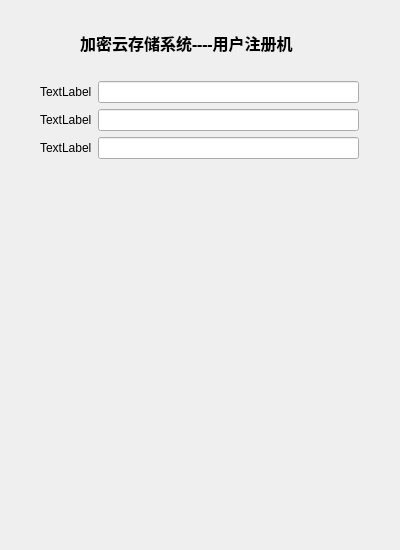
This is CloudSysRegister_Client_Qt/mainwindow.ui in songzhj/CloudSys as Qt 5 draws it before an edit. The edited form follows.
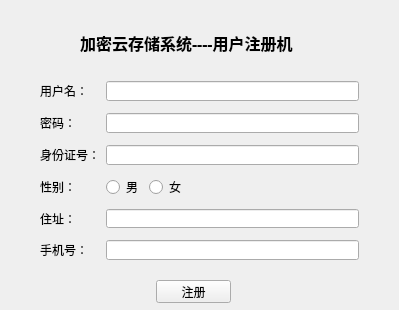
This is the edited form.

Commit message: 注册界面完成, 网络编程初探

The edit to the form file:
```diff
--- a/CloudSysRegister_Client_Qt/mainwindow.ui
+++ b/CloudSysRegister_Client_Qt/mainwindow.ui
@@ -6,8 +6,8 @@
    <rect>
     <x>0</x>
     <y>0</y>
-    <width>400</width>
-    <height>550</height>
+    <width>399</width>
+    <height>310</height>
    </rect>
   </property>
   <property name="windowTitle">
@@ -20,14 +20,17 @@
       <x>29</x>
       <y>70</y>
       <width>341</width>
-      <height>441</height>
+      <height>201</height>
      </rect>
     </property>
     <layout class="QFormLayout" name="formLayout">
+     <property name="verticalSpacing">
+      <number>12</number>
+     </property>
      <item row="0" column="0">
       <widget class="QLabel" name="label_2">
        <property name="text">
-        <string>TextLabel</string>
+        <string>用户名：</string>
        </property>
       </widget>
      </item>
@@ -37,22 +40,95 @@
      <item row="1" column="0">
       <widget class="QLabel" name="label_4">
        <property name="text">
-        <string>TextLabel</string>
+        <string>密码：</string>
        </property>
       </widget>
      </item>
      <item row="1" column="1">
-      <widget class="QLineEdit" name="lineEdit_2"/>
+      <widget class="QLineEdit" name="pwd">
+       <property name="focusPolicy">
+        <enum>Qt::ClickFocus</enum>
+       </property>
+       <property name="acceptDrops">
+        <bool>false</bool>
+       </property>
+       <property name="echoMode">
+        <enum>QLineEdit::Password</enum>
+       </property>
+      </widget>
      </item>
      <item row="2" column="0">
       <widget class="QLabel" name="label_5">
        <property name="text">
-        <string>TextLabel</string>
+        <string>身份证号：</string>
        </property>
       </widget>
      </item>
      <item row="2" column="1">
-      <widget class="QLineEdit" name="lineEdit_3"/>
+      <widget class="QLineEdit" name="IDCard">
+       <property name="focusPolicy">
+        <enum>Qt::ClickFocus</enum>
+       </property>
+      </widget>
+     </item>
+     <item row="3" column="0">
+      <widget class="QLabel" name="sex">
+       <property name="text">
+        <string>性别：</string>
+       </property>
+      </widget>
+     </item>
+     <item row="4" column="0">
+      <widget class="QLabel" name="address_l">
+       <property name="text">
+        <string>住址：</string>
+       </property>
+      </widget>
+     </item>
+     <item row="4" column="1">
+      <widget class="QLineEdit" name="address">
+       <property name="focusPolicy">
+        <enum>Qt::ClickFocus</enum>
+       </property>
+      </widget>
+     </item>
+     <item row="5" column="0">
+      <widget class="QLabel" name="phoneNumber_l">
+       <property name="text">
+        <string>手机号：</string>
+       </property>
+      </widget>
+     </item>
+     <item row="5" column="1">
+      <widget class="QLineEdit" name="phoneNumber">
+       <property name="focusPolicy">
+        <enum>Qt::ClickFocus</enum>
+       </property>
+      </widget>
+     </item>
+     <item row="3" column="1">
+      <layout class="QFormLayout" name="formLayout_3">
+       <item row="0" column="0">
+        <widget class="QRadioButton" name="sex_male">
+         <property name="focusPolicy">
+          <enum>Qt::ClickFocus</enum>
+         </property>
+         <property name="text">
+          <string>男</string>
+         </property>
+        </widget>
+       </item>
+       <item row="0" column="1">
+        <widget class="QRadioButton" name="sex_female">
+         <property name="focusPolicy">
+          <enum>Qt::ClickFocus</enum>
+         </property>
+         <property name="text">
+          <string>女</string>
+         </property>
+        </widget>
+       </item>
+      </layout>
      </item>
     </layout>
    </widget>
@@ -77,6 +153,19 @@
      <string>加密云存储系统----用户注册机</string>
     </property>
    </widget>
+   <widget class="QPushButton" name="register_2">
+    <property name="geometry">
+     <rect>
+      <x>156</x>
+      <y>280</y>
+      <width>75</width>
+      <height>23</height>
+     </rect>
+    </property>
+    <property name="text">
+     <string>注册</string>
+    </property>
+   </widget>
   </widget>
  </widget>
  <layoutdefault spacing="6" margin="11"/>
```
Left out of the diff: 12 changed lines with no effect on the pictures. The commit also changes 3 other files.
